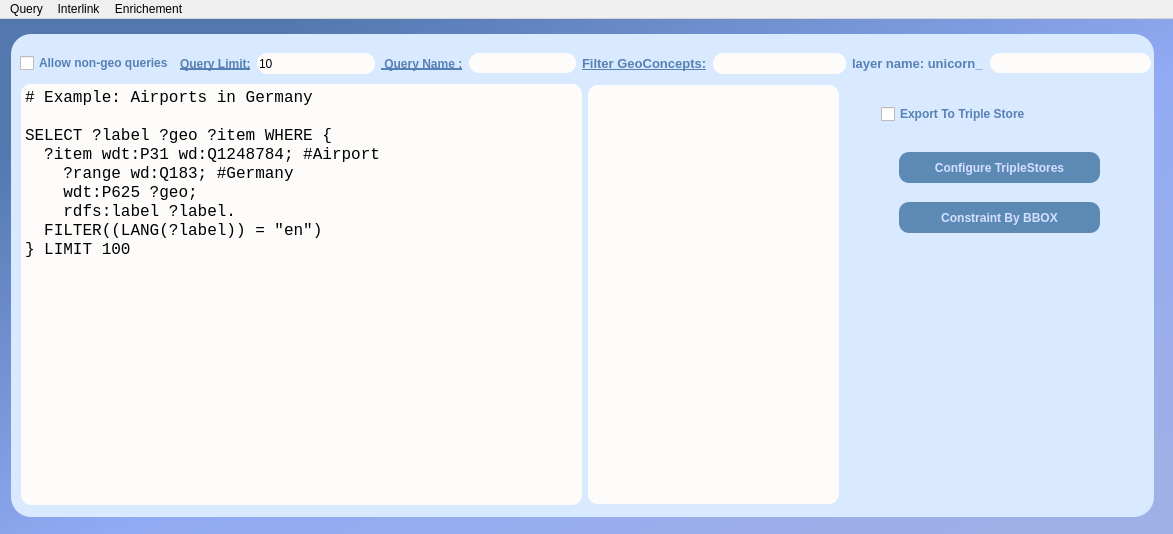
The window that sparql_unicorn_dialog_base_simp.ui (Cprudhomme/SpaLOD_qgis_plugin) describes before a commit, drawn with Qt 5.
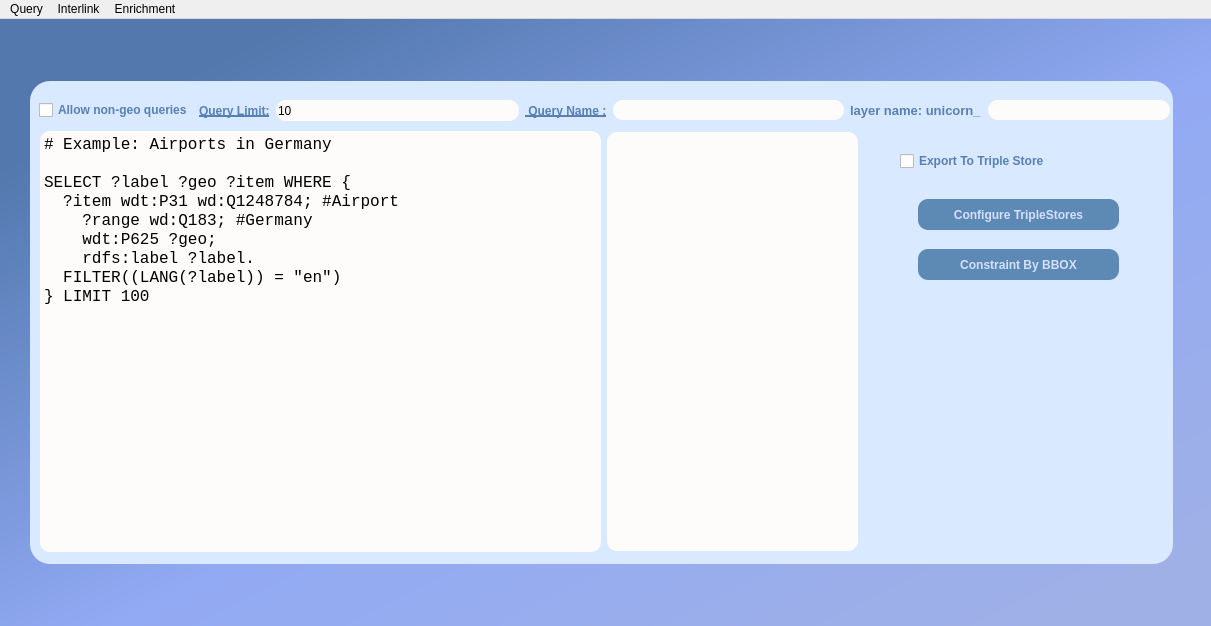
The same window after the commit.

What changed in the file:
```diff
--- a/sparql_unicorn_dialog_base_simp.ui
+++ b/sparql_unicorn_dialog_base_simp.ui
@@ -6,8 +6,8 @@
    <rect>
     <x>0</x>
     <y>0</y>
-    <width>1173</width>
-    <height>534</height>
+    <width>1211</width>
+    <height>626</height>
    </rect>
   </property>
   <property name="windowTitle">
@@ -206,46 +206,6 @@
           </item>
          </layout>
         </item>
-        <item>
-         <layout class="QHBoxLayout" name="horizontalLayout_6">
-          <item>
-           <widget class="QLabel" name="filterConceptsLabel">
-            <property name="font">
-             <font>
-              <pointsize>10</pointsize>
-              <weight>75</weight>
-              <bold>true</bold>
-              <underline>true</underline>
-             </font>
-            </property>
-            <property name="styleSheet">
-             <string notr="true">
-color: rgb(87, 129, 180);</string>
-            </property>
-            <property name="text">
-             <string>Filter GeoConcepts:</string>
-            </property>
-           </widget>
-          </item>
-          <item>
-           <widget class="QLineEdit" name="filterConcepts">
-            <property name="minimumSize">
-             <size>
-              <width>133</width>
-              <height>21</height>
-             </size>
-            </property>
-            <property name="styleSheet">
-             <string notr="true">border-radius:10px;
-
-border-color:rgb(45, 45, 45);
-
-background-color: rgb(253, 252, 250);</string>
-            </property>
-           </widget>
-          </item>
-         </layout>
-        </item>
         <item>
          <layout class="QHBoxLayout" name="horizontalLayout_5">
           <item>
@@ -339,7 +299,7 @@
          </widget>
         </item>
         <item>
-         <widget class="QListView" name="geoClassList">
+         <widget class="QTreeView" name="geoClassTree">
           <property name="minimumSize">
            <size>
             <width>251</width>
@@ -489,7 +449,7 @@
     <rect>
      <x>0</x>
      <y>0</y>
-     <width>1173</width>
+     <width>1211</width>
      <height>21</height>
     </rect>
    </property>
@@ -547,9 +507,9 @@
     <addaction name="actionSearch_Class"/>
     <addaction name="actionGo_to_Interlink_page"/>
    </widget>
-   <widget class="QMenu" name="menuEnrichement">
+   <widget class="QMenu" name="menuEnrichment">
     <property name="title">
-     <string>Enrichement</string>
+     <string>Enrichment</string>
     </property>
     <addaction name="actionLoad_Layer_Enrichment"/>
     <addaction name="actionAdd_Enriched_Layer"/>
@@ -558,7 +518,7 @@
    </widget>
    <addaction name="menuQuery"/>
    <addaction name="menuInterlink"/>
-   <addaction name="menuEnrichement"/>
+   <addaction name="menuEnrichment"/>
   </widget>
   <action name="actionLoad_Layer_Interlink">
    <property name="text">
```
Left out of the diff: 3 changed lines with no effect on the pictures.
